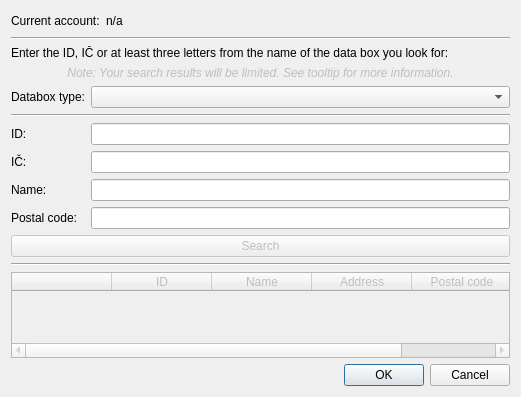
Before: the Qt Designer form src/gui/ui/dlg_ds_search.ui in psakar/datovka, drawn with Qt 5.
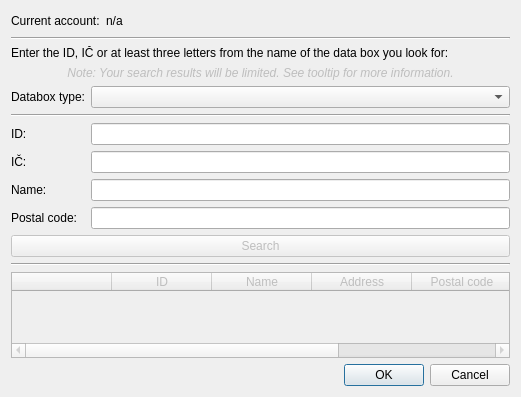
After: the same form once the commit is applied. Icons and pictures are not drawn.

Commit message: Added dialog with notification that some messages are commercial (issue #21)

```diff
--- a/src/gui/ui/dlg_ds_search.ui
+++ b/src/gui/ui/dlg_ds_search.ui
@@ -234,6 +234,11 @@
        <string>Postal code</string>
       </property>
      </column>
+     <column>
+      <property name="text">
+       <string>PDZ</string>
+      </property>
+     </column>
     </widget>
    </item>
    <item>
```
The commit also changes 5 other files.
